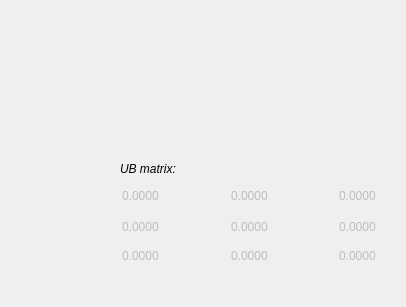
Above: testing/D19Proto/dialog_UnitCell.ui from k61n/openhkl before the change. Below: the same form after it.
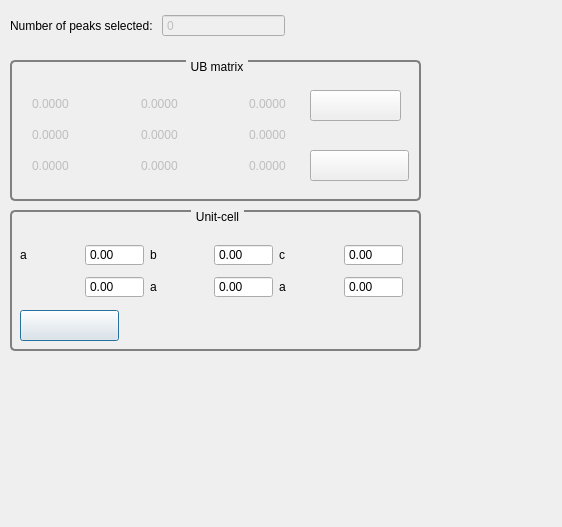
That is the form after the change. Icons and pictures are not drawn.

Commit message: Unit-cell menu

Diff of the .ui file:
```diff
--- a/testing/D19Proto/dialog_UnitCell.ui
+++ b/testing/D19Proto/dialog_UnitCell.ui
@@ -9,8 +9,8 @@
    <rect>
     <x>0</x>
     <y>0</y>
-    <width>406</width>
-    <height>307</height>
+    <width>562</width>
+    <height>527</height>
    </rect>
   </property>
   <property name="windowTitle">
@@ -19,13 +19,191 @@
   <property name="modal">
    <bool>false</bool>
   </property>
-  <widget class="QPushButton" name="pushButton">
+  <widget class="QWidget" name="horizontalLayoutWidget">
    <property name="geometry">
     <rect>
-     <x>30</x>
+     <x>10</x>
+     <y>10</y>
+     <width>275</width>
+     <height>31</height>
+    </rect>
+   </property>
+   <layout class="QHBoxLayout" name="horizontalLayout">
+    <item>
+     <widget class="QLabel" name="label_2">
+      <property name="text">
+       <string>Number of peaks selected: </string>
+      </property>
+     </widget>
+    </item>
+    <item>
+     <widget class="QSpinBox" name="spinBoxNumberPeaks">
+      <property name="enabled">
+       <bool>false</bool>
+      </property>
+      <property name="buttonSymbols">
+       <enum>QAbstractSpinBox::NoButtons</enum>
+      </property>
+      <property name="maximum">
+       <number>100000</number>
+      </property>
+     </widget>
+    </item>
+   </layout>
+  </widget>
+  <widget class="QGroupBox" name="groupBox">
+   <property name="geometry">
+    <rect>
+     <x>10</x>
      <y>210</y>
-     <width>71</width>
-     <height>61</height>
+     <width>411</width>
+     <height>141</height>
+    </rect>
+   </property>
+   <property name="styleSheet">
+    <string notr="true"> QGroupBox {
+     background-color: qlineargradient(x1: 0, y1: 0, x2: 0, y2: 1,
+                                       stop: 0 #E0E0E0, stop: 1 #BBBBFF);
+     border: 2px solid gray;
+     border-radius: 5px;
+     margin-top: 1ex; /* leave space at the top for the title */
+ }
+
+ QGroupBox::title {
+     subcontrol-origin: margin;
+     subcontrol-position: top center; /* position at the top center */
+     padding: 0 3px;
+     background-color: qlineargradient(x1: 0, y1: 0, x2: 0, y2: 1,
+                                       stop: 0 #DDDDFF, stop: 1 #FFFFFF);
+ }</string>
+   </property>
+   <property name="title">
+    <string>Unit-cell</string>
+   </property>
+   <widget class="QWidget" name="gridLayoutWidget_2">
+    <property name="geometry">
+     <rect>
+      <x>10</x>
+      <y>30</y>
+      <width>383</width>
+      <height>62</height>
+     </rect>
+    </property>
+    <layout class="QGridLayout" name="gridLayout">
+     <item row="0" column="3">
+      <widget class="QDoubleSpinBox" name="doubleSpinBoxb">
+       <property name="buttonSymbols">
+        <enum>QAbstractSpinBox::NoButtons</enum>
+       </property>
+       <property name="maximum">
+        <double>1000.000000000000000</double>
+       </property>
+      </widget>
+     </item>
+     <item row="0" column="2">
+      <widget class="QLabel" name="label_4">
+       <property name="text">
+        <string>b</string>
+       </property>
+      </widget>
+     </item>
+     <item row="0" column="0">
+      <widget class="QLabel" name="label_3">
+       <property name="text">
+        <string>a</string>
+       </property>
+      </widget>
+     </item>
+     <item row="0" column="1">
+      <widget class="QDoubleSpinBox" name="doubleSpinBoxa">
+       <property name="buttonSymbols">
+        <enum>QAbstractSpinBox::NoButtons</enum>
+       </property>
+       <property name="maximum">
+        <double>1000.000000000000000</double>
+       </property>
+      </widget>
+     </item>
+     <item row="0" column="4">
+      <widget class="QLabel" name="label_5">
+       <property name="text">
+        <string>c</string>
+       </property>
+      </widget>
+     </item>
+     <item row="0" column="5">
+      <widget class="QDoubleSpinBox" name="doubleSpinBoxc">
+       <property name="buttonSymbols">
+        <enum>QAbstractSpinBox::NoButtons</enum>
+       </property>
+       <property name="maximum">
+        <double>1000.000000000000000</double>
+       </property>
+      </widget>
+     </item>
+     <item row="1" column="0">
+      <widget class="QLabel" name="label_6">
+       <property name="text">
+        <string/>
+       </property>
+       <property name="textFormat">
+        <enum>Qt::PlainText</enum>
+       </property>
+      </widget>
+     </item>
+     <item row="1" column="1">
+      <widget class="QDoubleSpinBox" name="doubleSpinBoxalpha">
+       <property name="buttonSymbols">
+        <enum>QAbstractSpinBox::NoButtons</enum>
+       </property>
+       <property name="maximum">
+        <double>1000.000000000000000</double>
+       </property>
+      </widget>
+     </item>
+     <item row="1" column="2">
+      <widget class="QLabel" name="label_7">
+       <property name="text">
+        <string>a</string>
+       </property>
+      </widget>
+     </item>
+     <item row="1" column="3">
+      <widget class="QDoubleSpinBox" name="doubleSpinBoxbeta">
+       <property name="buttonSymbols">
+        <enum>QAbstractSpinBox::NoButtons</enum>
+       </property>
+       <property name="maximum">
+        <double>1000.000000000000000</double>
+       </property>
+      </widget>
+     </item>
+     <item row="1" column="5">
+      <widget class="QDoubleSpinBox" name="doubleSpinBoxgamma">
+       <property name="buttonSymbols">
+        <enum>QAbstractSpinBox::NoButtons</enum>
+       </property>
+       <property name="maximum">
+        <double>1000.000000000000000</double>
+       </property>
+      </widget>
+     </item>
+     <item row="1" column="4">
+      <widget class="QLabel" name="label_8">
+       <property name="text">
+        <string>a</string>
+       </property>
+      </widget>
+     </item>
+    </layout>
+   </widget>
+   <widget class="QPushButton" name="pushButtonFindUnitCell">
+    <property name="geometry">
+     <rect>
+      <x>10</x>
+      <y>100</y>
+      <width>99</width>
+      <height>31</height>
     </rect>
    </property>
    <property name="text">
@@ -37,20 +215,47 @@
    </property>
    <property name="iconSize">
     <size>
-     <width>50</width>
-     <height>50</height>
-    </size>
-   </property>
-   <property name="flat">
-    <bool>true</bool>
-   </property>
-  </widget>
+      <width>30</width>
+      <height>30</height>
+     </size>
+    </property>
+   </widget>
+  </widget>
+  <widget class="QGroupBox" name="groupBox_2">
+   <property name="geometry">
+    <rect>
+     <x>10</x>
+     <y>60</y>
+     <width>411</width>
+     <height>141</height>
+    </rect>
+   </property>
+   <property name="styleSheet">
+    <string notr="true"> QGroupBox {
+     background-color: qlineargradient(x1: 0, y1: 0, x2: 0, y2: 1,
+                                       stop: 0 #E0E0E0, stop: 1 #FFBBBB);
+     border: 2px solid gray;
+     border-radius: 5px;
+     margin-top: 1ex; /* leave space at the top for the title */
+ }
+
+ QGroupBox::title {
+     subcontrol-origin: margin;
+     subcontrol-position: top center; /* position at the top center */
+     padding: 0 3px;
+     background-color: qlineargradient(x1: 0, y1: 0, x2: 0, y2: 1,
+                                       stop: 0 #DDDDFF, stop: 1 #FFFFFF);
+ }</string>
+   </property>
+   <property name="title">
+    <string>UB matrix</string>
+   </property>
   <widget class="QWidget" name="gridLayoutWidget">
    <property name="geometry">
     <rect>
-     <x>120</x>
-     <y>180</y>
-     <width>266</width>
+      <x>20</x>
+      <y>30</y>
+      <width>272</width>
      <height>91</height>
     </rect>
    </property>
@@ -227,23 +432,61 @@
     </item>
    </layout>
   </widget>
-  <widget class="QLabel" name="label">
+   <widget class="QPushButton" name="pushButtonFindReindexHKL">
    <property name="geometry">
     <rect>
-     <x>120</x>
-     <y>160</y>
-     <width>81</width>
-     <height>17</height>
-    </rect>
-   </property>
-   <property name="font">
-    <font>
-     <italic>true</italic>
-    </font>
+      <x>300</x>
+      <y>90</y>
+      <width>99</width>
+      <height>31</height>
+     </rect>
+    </property>
+    <property name="toolTip">
+     <string>&lt;html&gt;&lt;head/&gt;&lt;body&gt;&lt;p&gt;Reindex selected peaks&lt;/p&gt;&lt;p&gt;with this UnitCell and orientation-matrix&lt;/p&gt;&lt;/body&gt;&lt;/html&gt;</string>
    </property>
    <property name="text">
-    <string>UB matrix:</string>
-   </property>
+     <string/>
+    </property>
+    <property name="icon">
+     <iconset resource="D19Proto.qrc">
+      <normaloff>:/IconToHKL.png</normaloff>:/IconToHKL.png</iconset>
+    </property>
+    <property name="iconSize">
+     <size>
+      <width>35</width>
+      <height>35</height>
+     </size>
+    </property>
+   </widget>
+   <widget class="QPushButton" name="pushButtonGivePMatrix">
+    <property name="geometry">
+     <rect>
+      <x>300</x>
+      <y>30</y>
+      <width>91</width>
+      <height>31</height>
+     </rect>
+    </property>
+    <property name="text">
+     <string/>
+    </property>
+    <property name="icon">
+     <iconset resource="D19Proto.qrc">
+      <normaloff>:/unitcellTransformIcon.png</normaloff>:/unitcellTransformIcon.png</iconset>
+    </property>
+    <property name="iconSize">
+     <size>
+      <width>50</width>
+      <height>50</height>
+     </size>
+    </property>
+    <property name="autoDefault">
+     <bool>false</bool>
+    </property>
+    <property name="flat">
+     <bool>false</bool>
+    </property>
+   </widget>
   </widget>
  </widget>
  <resources>
```
Left out of the diff: 20 changed lines with no effect on the pictures. Lines whose indentation alone changed are shown as unchanged. The commit also changes 6 other files.
